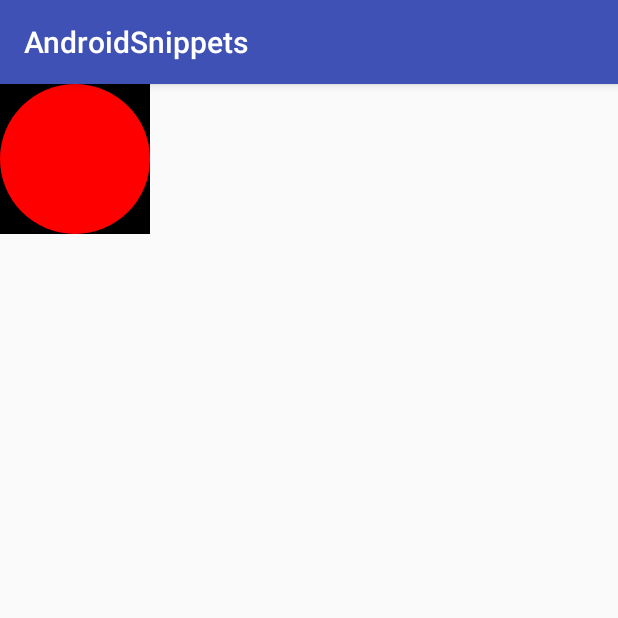
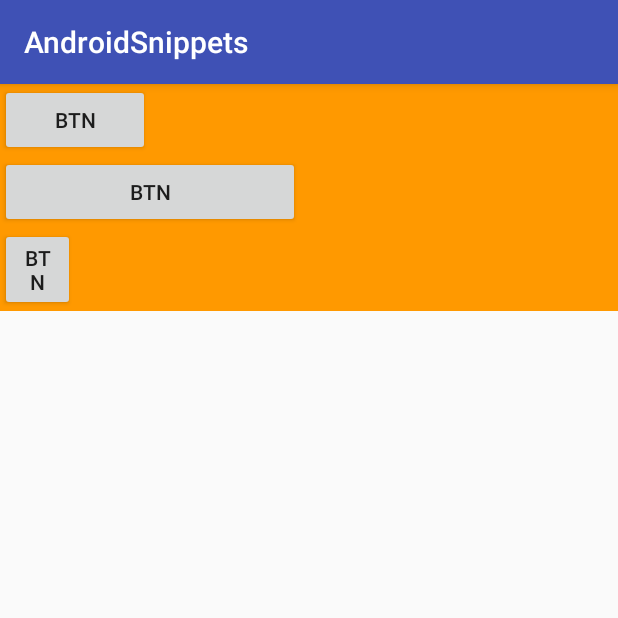
Before and after one commit to longlinht/AndroidSnippets, an Android app: the screen it shows after launch (MainActivity), on a phone screen of 412 x 824 dp, the top half of it. Run offline under Robolectric (Android 15) with nearby library versions, the phone set to English and light mode, and no system bars.

Commit message:
add a custom view group

```diff
--- /dev/null
+++ b/app/src/main/java/com/snippets/tao/androidsnippets/demo/CustomViewGroup.java
@@ -0,0 +1,86 @@
+package com.snippets.tao.androidsnippets.demo;
+
+import android.content.Context;
+import android.util.AttributeSet;
+import android.view.View;
+import android.view.ViewGroup;
+
+/**
+ * Created by Tao He on 17/9/25.
+ * hetaoof@gmail.com
+ */
+
+public class CustomViewGroup extends ViewGroup {
+
+    public CustomViewGroup(Context context) {
+        super(context);
+    }
+
+    public CustomViewGroup(Context context, AttributeSet attributeSet) {
+        super(context, attributeSet);
+    }
+
+    @Override
+    protected void onMeasure(int widthMeasureSpec, int heightMeasureSpec) {
+        super.onMeasure(widthMeasureSpec, heightMeasureSpec);
+
+        measureChildren(widthMeasureSpec, heightMeasureSpec);
+
+        int widthMode = MeasureSpec.getMode(widthMeasureSpec);
+        int widthSize = MeasureSpec.getSize(widthMeasureSpec);
+
+        int heightMode = MeasureSpec.getMode(heightMeasureSpec);
+        int heightSize = MeasureSpec.getSize(heightMeasureSpec);
+
+        int childCount = getChildCount();
+
+        if (childCount == 0) {
+            setMeasuredDimension(0, 0);
+        } else {
+            if (widthMode == MeasureSpec.AT_MOST && heightMode == MeasureSpec.AT_MOST) {
+                int height = getTotalHeight();
+                int width = getMaxChildWidth();
+                setMeasuredDimension(width, height);
+            } else if (heightMode == MeasureSpec.AT_MOST) {
+                setMeasuredDimension(widthSize, getTotalHeight());
+            } else if (widthMode == MeasureSpec.AT_MOST) {
+                setMeasuredDimension(getMaxChildWidth(), heightSize);
+            }
+        }
+    }
+
+    @Override
+    protected void onLayout(boolean changed, int l, int t, int r, int b) {
+        int count = getChildCount();
+
+        int curHeight = t;
+        for (int i=0; i<count; i++) {
+            View child = getChildAt(i);
+            int height = child.getMeasuredHeight();
+            int width = child.getMeasuredWidth();
+            child.layout(l, curHeight, l + width, curHeight + height);
+            curHeight += height;
+        }
+    }
+
+    private int getMaxChildWidth() {
+        int childCount = getChildCount();
+        int maxWidth = 0;
+        for (int i = 0; i < childCount; i++) {
+            View childView = getChildAt(i);
+            if (childView.getMeasuredWidth() > maxWidth)
+                maxWidth = childView.getMeasuredWidth();
+        }
+        return maxWidth;
+    }
+
+    private int getTotalHeight() {
+        int childCount = getChildCount();
+        int height = 0;
+        for(int i=0; i<childCount; i++) {
+            View childView = getChildAt(i);
+            height += childView.getMeasuredHeight();
+        }
+        return height;
+    }
+}
--- a/app/src/main/res/layout/activity_main.xml
+++ b/app/src/main/res/layout/activity_main.xml
@@ -2,13 +2,28 @@
 <RelativeLayout
         xmlns:android="http://schemas.android.com/apk/res/android"
         android:layout_width="wrap_content"
-        android:layout_height="wrap_content"
-        xmlns:app="http://schemas.android.com/apk/res-auto">
+        android:layout_height="wrap_content" >
 
-    <com.snippets.tao.androidsnippets.demo.CustomView
+    <com.snippets.tao.androidsnippets.demo.CustomViewGroup
+            android:layout_width="match_parent"
+            android:layout_height="wrap_content"
+            android:background="#FF9900" >
+
+        <Button
             android:layout_width="100dp"
-            android:layout_height="100dp"
-            app:default_size="100dp"
-            android:background="@android:color/background_dark" />
+            android:layout_height="wrap_content"
+            android:text="btn" />
+
+        <Button
+            android:layout_width="200dp"
+            android:layout_height="wrap_content"
+            android:text="btn" />
+
+        <Button
+            android:layout_width="50dp"
+            android:layout_height="wrap_content"
+            android:text="btn" />
+
+    </com.snippets.tao.androidsnippets.demo.CustomViewGroup>
 
 </RelativeLayout>
```
